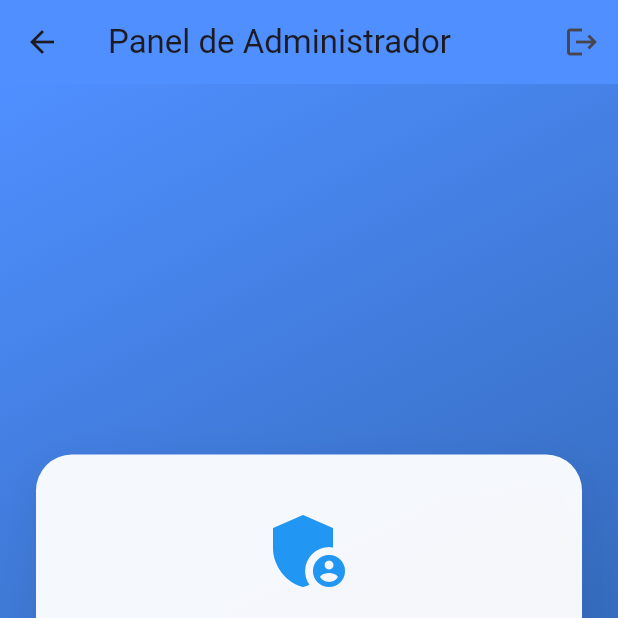
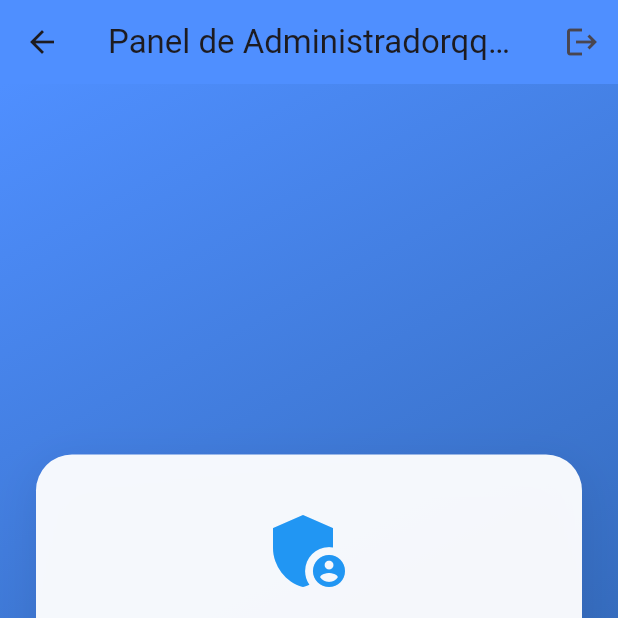
Before and after one commit to Geconta/tickets, a Flutter app: the AdminPage screen opened by its route, on a phone screen of 412 x 824 dp, the top half of it. Run offline on Flutter 3.47's test engine with Material 3 defaults, Android fonts, the phone set to English and light mode, and no system bars; our stand-ins replace cloud_firestore, firebase_auth, firebase_core, firebase_storage, image_picker; accounts and stored records are empty.

Commit message:
probando CI

```diff
--- a/lib/views/admin_page.dart
+++ b/lib/views/admin_page.dart
@@ -10,7 +10,7 @@ class AdminPage extends StatelessWidget {
     return Scaffold(
       appBar: AppBar(
         backgroundColor: const Color(0xFF4F8FFF),
-        title: const Text('Panel de Administrador'),
+        title: const Text('Panel de Administradorqqqqqqqqqqqqqqqq'),
         actions: [
           IconButton(
             icon: const Icon(Icons.logout),
```
